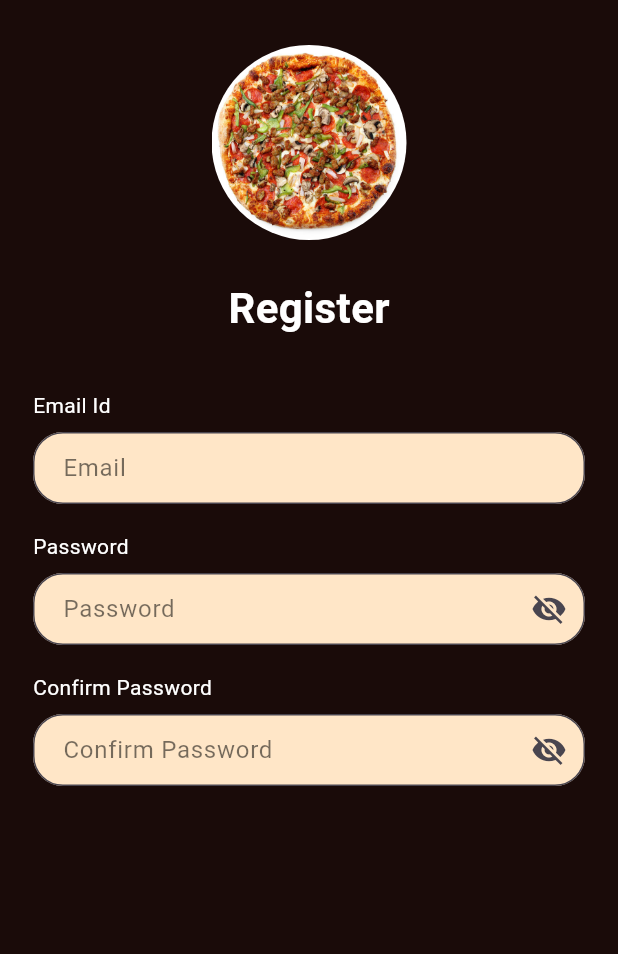
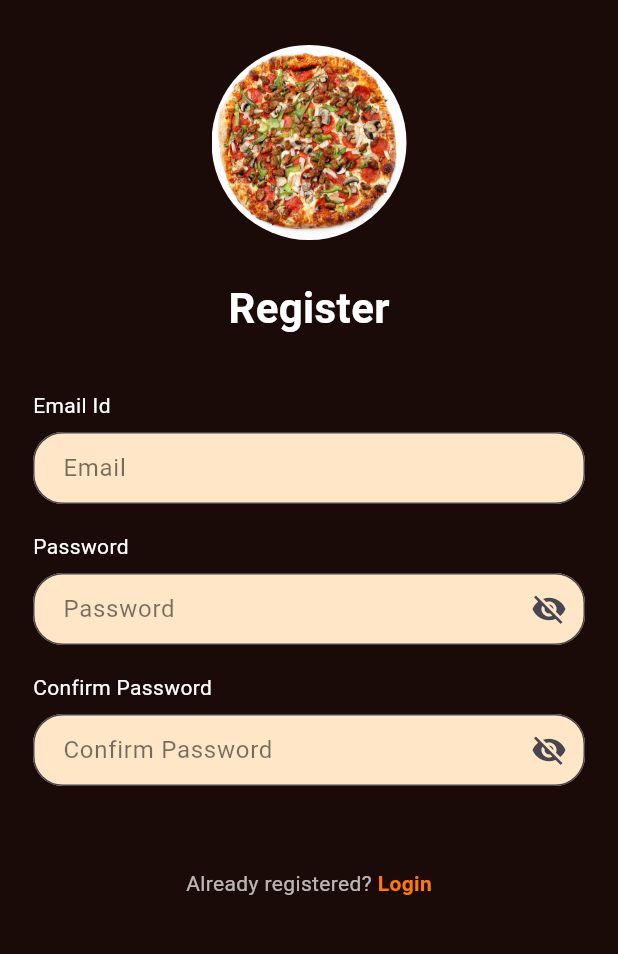
Before and after one commit to Aditishrestha2005/slice_of_heaven_mobileapp, a Flutter app: the SignuppageScreen screen opened directly, on a phone screen of 412 x 824 dp, the part 54-1008 px from its top. Run offline on Flutter 3.47's test engine with Material 3 defaults, Android fonts, the phone set to English and light mode, and no system bars; Roboto replaces fonts that are missing (Cursive).

Commit message:
signuppage updated

```diff
--- a/lib/screen/signuppage_screen.dart
+++ b/lib/screen/signuppage_screen.dart
@@ -163,33 +163,33 @@ class SignuppageScreen extends StatelessWidget {
 
                 const SizedBox(height: 20),
 
-                // // Already Registered?
-                // Row(
-                //   mainAxisAlignment: MainAxisAlignment.center,
-                //   children: [
-                //     const Text(
-                //       "Already registered? ",
-                //       style: TextStyle(color: Colors.white70),
-                //     ),
-                //     GestureDetector(
-                //       onTap: () {
-                //         Navigator.push(
-                //           context,
-                //           // MaterialPageRoute(
-                //           //   // builder: (context) => const LoginpageScreen(),
-                //           // ),
-                //         );
-                //       },
-                //       child: const Text(
-                //         "Login",
-                //         style: TextStyle(
-                //           color: Color(0xFFFF7A00),
-                //           fontWeight: FontWeight.bold,
-                //         ),
-                //       ),
-                //     ),
-                //   ],
-                // ),
+
+                Row(
+                  mainAxisAlignment: MainAxisAlignment.center,
+                  children: [
+                    const Text(
+                      "Already registered? ",
+                      style: TextStyle(color: Colors.white70),
+                    ),
+                    GestureDetector(
+                      onTap: () {
+                        Navigator.push(
+                          context,
+                          MaterialPageRoute(
+                            builder: (context) => const LoginpageScreen(),
+                          ),
+                        );
+                      },
+                      child: const Text(
+                        "Login",
+                        style: TextStyle(
+                          color: Color(0xFFFF7A00),
+                          fontWeight: FontWeight.bold,
+                        ),
+                      ),
+                    ),
+                  ],
+                ),
 
                 const SizedBox(height: 30),
               ],
```
